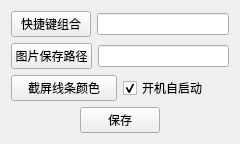
hohohhhho/ScreenShot, file setwidget.ui: the form before one commit.
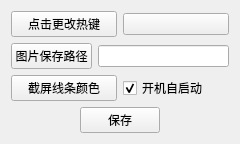
The form after the commit. Custom widgets are drawn as their Qt base class.

Commit message: 添加更换快捷键功能

```diff
--- a/setwidget.ui
+++ b/setwidget.ui
@@ -17,16 +17,16 @@
    <item>
     <layout class="QHBoxLayout" name="horizontalLayout">
      <item>
-      <widget class="QPushButton" name="btn_hotKey">
+      <widget class="QPushButton" name="pushButton">
        <property name="text">
-        <string>快捷键组合</string>
+        <string>点击更改热键</string>
        </property>
       </widget>
      </item>
      <item>
-      <widget class="QLineEdit" name="edit_hotKey">
-       <property name="alignment">
-        <set>Qt::AlignmentFlag::AlignCenter</set>
+      <widget class="ShortCutInputer" name="btn_hotKey">
+       <property name="text">
+        <string/>
        </property>
       </widget>
      </item>
@@ -110,6 +110,13 @@
    </item>
   </layout>
  </widget>
+ <customwidgets>
+  <customwidget>
+   <class>ShortCutInputer</class>
+   <extends>QPushButton</extends>
+   <header>shortcutinputer.h</header>
+  </customwidget>
+ </customwidgets>
  <resources/>
  <connections/>
 </ui>
```
The commit also changes 128 other files.
